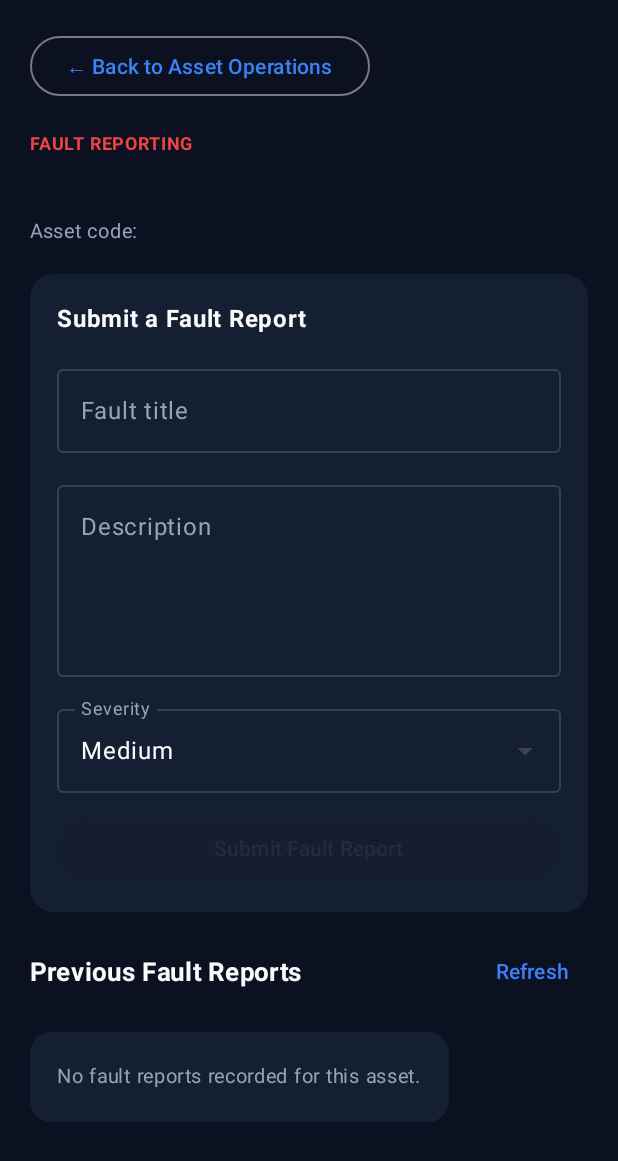
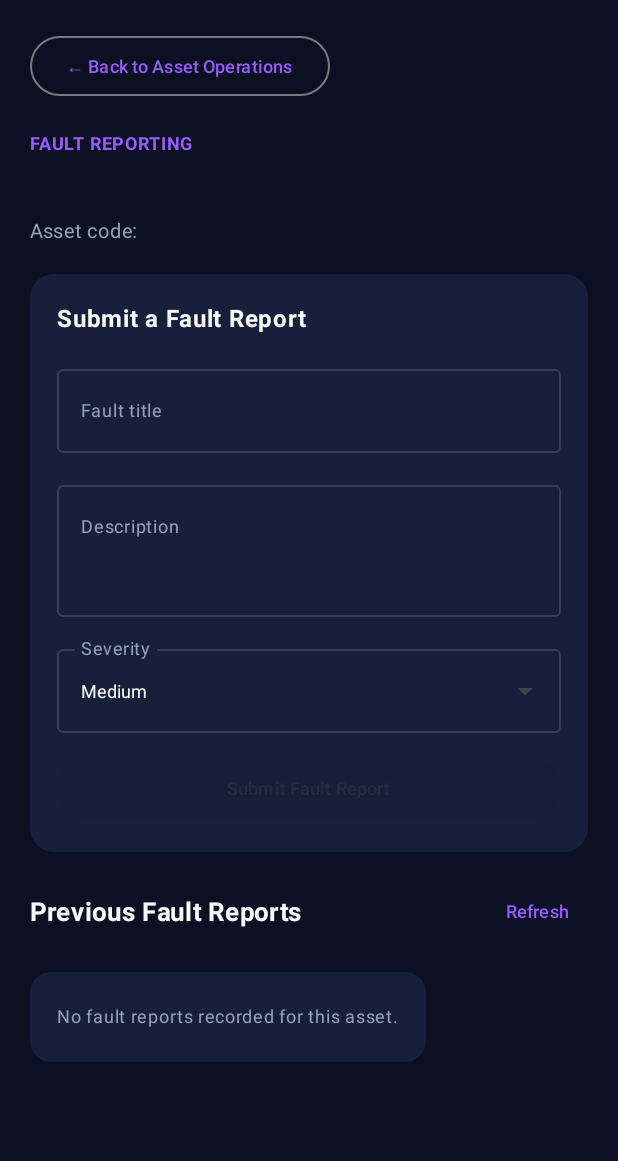
Before and after one commit to vetriventhanc/GroundMap, an Android app built with Jetpack Compose: the composable FaultReportsScreen called with empty values, on a phone screen of 412 x 824 dp. Shown: the top 1161 px of the screen. Run offline under Robolectric (Android 15) with nearby library versions, the phone set to English and light mode, and no system bars; network calls fail.

Commit message:
Align fault report colors with dashboard

```diff
--- a/android/app/src/main/java/com/groundmap/android/ui/assets/FaultReportsScreen.kt
+++ b/android/app/src/main/java/com/groundmap/android/ui/assets/FaultReportsScreen.kt
@@ -10,13 +10,14 @@ import androidx.compose.runtime.*
 import androidx.compose.ui.Alignment
 import androidx.compose.ui.Modifier
 import androidx.compose.ui.graphics.Color
+import androidx.compose.ui.text.TextStyle
 import androidx.compose.ui.text.font.FontWeight
 import androidx.compose.ui.unit.dp
 import androidx.compose.ui.unit.sp
 
-private val FaultBackground = Color(0xFF0B1120)
-private val FaultCard = Color(0xFF151F32)
-private val FaultAccent = Color(0xFF3B82F6)
+private val FaultBackground = Color(0xFF0B1023)
+private val FaultCard = Color(0xFF171F3B)
+private val FaultAccent = Color(0xFF9B5CFF)
 private val FaultWhite = Color(0xFFF8FAFC)
 private val FaultMuted = Color(0xFF94A3B8)
 private val FaultRed = Color(0xFFEF4444)
@@ -71,13 +72,16 @@ fun FaultReportsScreen(
                 contentColor = FaultAccent
             )
         ) {
-            Text("← Back to Asset Operations")
+            Text(
+                "← Back to Asset Operations",
+                fontSize = 12.sp
+            )
         }
 
         Column(verticalArrangement = Arrangement.spacedBy(5.dp)) {
             Text(
                 "FAULT REPORTING",
-                color = FaultRed,
+                color = FaultAccent,
                 fontSize = 12.sp,
                 fontWeight = FontWeight.Bold
             )
@@ -85,7 +89,7 @@ fun FaultReportsScreen(
             Text(
                 assetName,
                 color = FaultWhite,
-                fontSize = 24.sp,
+                fontSize = 25.sp,
                 fontWeight = FontWeight.Bold
             )
 
@@ -100,8 +104,14 @@ fun FaultReportsScreen(
             OutlinedTextField(
                 value = title,
                 onValueChange = { title = it },
-                label = { Text("Fault title") },
-                placeholder = { Text("e.g. Cooling system malfunction") },
+                label = { Text("Fault title", fontSize = 12.sp) },
+                placeholder = {
+                    Text(
+                        "e.g. Cooling system malfunction",
+                        fontSize = 12.sp
+                    )
+                },
+                textStyle = TextStyle(fontSize = 12.sp),
                 singleLine = true,
                 modifier = Modifier.fillMaxWidth(),
                 colors = faultFieldColors()
@@ -110,10 +120,14 @@ fun FaultReportsScreen(
             OutlinedTextField(
                 value = description,
                 onValueChange = { description = it },
-                label = { Text("Description") },
+                label = { Text("Description", fontSize = 12.sp) },
                 placeholder = {
-                    Text("Describe the problem and what happened...")
+                    Text(
+                        "Describe the problem and what happened...",
+                        fontSize = 12.sp
+                    )
                 },
+                textStyle = TextStyle(fontSize = 12.sp),
                 minLines = 4,
                 modifier = Modifier.fillMaxWidth(),
                 colors = faultFieldColors()
@@ -127,7 +141,8 @@ fun FaultReportsScreen(
                     value = severity.replaceFirstChar { it.uppercase() },
                     onValueChange = {},
                     readOnly = true,
-                    label = { Text("Severity") },
+                    label = { Text("Severity", fontSize = 12.sp) },
+                    textStyle = TextStyle(fontSize = 12.sp),
                     trailingIcon = {
                         ExposedDropdownMenuDefaults.TrailingIcon(
                             expanded = severityMenu
@@ -146,7 +161,10 @@ fun FaultReportsScreen(
                     severities.forEach { option ->
                         DropdownMenuItem(
                             text = {
-                                Text(option.replaceFirstChar { it.uppercase() })
+                                Text(
+                                    option.replaceFirstChar { it.uppercase() },
+                                    fontSize = 12.sp
+                                )
                             },
                             onClick = {
                                 severity = option
@@ -170,7 +188,7 @@ fun FaultReportsScreen(
                         description.trim().length >= 5,
                 modifier = Modifier.fillMaxWidth(),
                 colors = ButtonDefaults.buttonColors(
-                    containerColor = FaultRed
+                    containerColor = FaultAccent
                 )
             ) {
                 if (saving) {
@@ -180,9 +198,9 @@ fun FaultReportsScreen(
                         strokeWidth = 2.dp
                     )
                     Spacer(Modifier.width(10.dp))
-                    Text("Submitting...")
+                    Text("Submitting...", fontSize = 12.sp)
                 } else {
-                    Text("Submit Fault Report")
+                    Text("Submit Fault Report", fontSize = 12.sp)
                 }
             }
 
@@ -220,7 +238,11 @@ fun FaultReportsScreen(
                 onClick = onRefresh,
                 enabled = !loading
             ) {
-                Text("Refresh", color = FaultAccent)
+                Text(
+                    "Refresh",
+                    color = FaultAccent,
+                    fontSize = 12.sp
+                )
             }
         }
 
@@ -247,7 +269,7 @@ fun FaultReportsScreen(
                         "No fault reports recorded for this asset.",
                         color = FaultMuted,
                         modifier = Modifier.padding(18.dp),
-                        fontSize = 13.sp
+                        fontSize = 12.sp
                     )
                 }
             }
@@ -340,7 +362,7 @@ private fun FaultReportCard(
             Text(
                 report.description,
                 color = FaultMuted,
-                fontSize = 13.sp
+                fontSize = 12.sp
             )
 
             Row(
@@ -382,7 +404,8 @@ private fun FaultReportCard(
                         .replaceFirstChar { it.uppercase() },
                     onValueChange = {},
                     readOnly = true,
-                    label = { Text("Status") },
+                    label = { Text("Status", fontSize = 12.sp) },
+                    textStyle = TextStyle(fontSize = 12.sp),
                     trailingIcon = {
                         ExposedDropdownMenuDefaults.TrailingIcon(
                             expanded = statusMenuExpanded
@@ -403,7 +426,8 @@ private fun FaultReportCard(
                             text = {
                                 Text(
                                     status.replace("_", " ")
-                                        .replaceFirstChar { it.uppercase() }
+                                        .replaceFirstChar { it.uppercase() },
+                                    fontSize = 12.sp
                                 )
                             },
                             onClick = {
@@ -418,10 +442,14 @@ private fun FaultReportCard(
             OutlinedTextField(
                 value = resolutionNotes,
                 onValueChange = { resolutionNotes = it },
-                label = { Text("Resolution notes") },
+                label = { Text("Resolution notes", fontSize = 12.sp) },
                 placeholder = {
-                    Text("Describe the work completed or next steps...")
+                    Text(
+                        "Describe the work completed or next steps...",
+                        fontSize = 12.sp
+                    )
                 },
+                textStyle = TextStyle(fontSize = 12.sp),
                 minLines = 3,
                 modifier = Modifier.fillMaxWidth(),
                 colors = faultFieldColors()
@@ -448,9 +476,9 @@ private fun FaultReportCard(
                         strokeWidth = 2.dp
                     )
                     Spacer(Modifier.width(10.dp))
-                    Text("Saving...")
+                    Text("Saving...", fontSize = 12.sp)
                 } else {
-                    Text("Save Update")
+                    Text("Save Update", fontSize = 12.sp)
                 }
             }
         }
```
